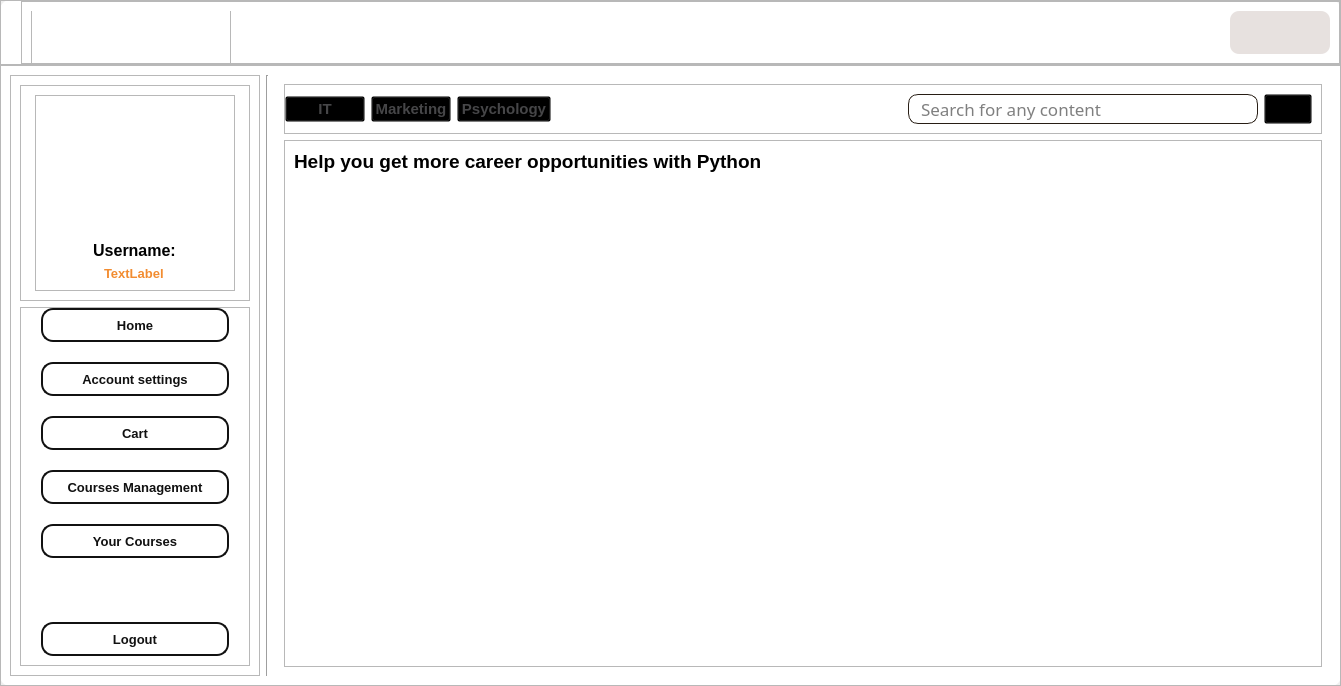
Qt form ui_files/Home_gui.ui (SharkTien/Tengee) before a commit.
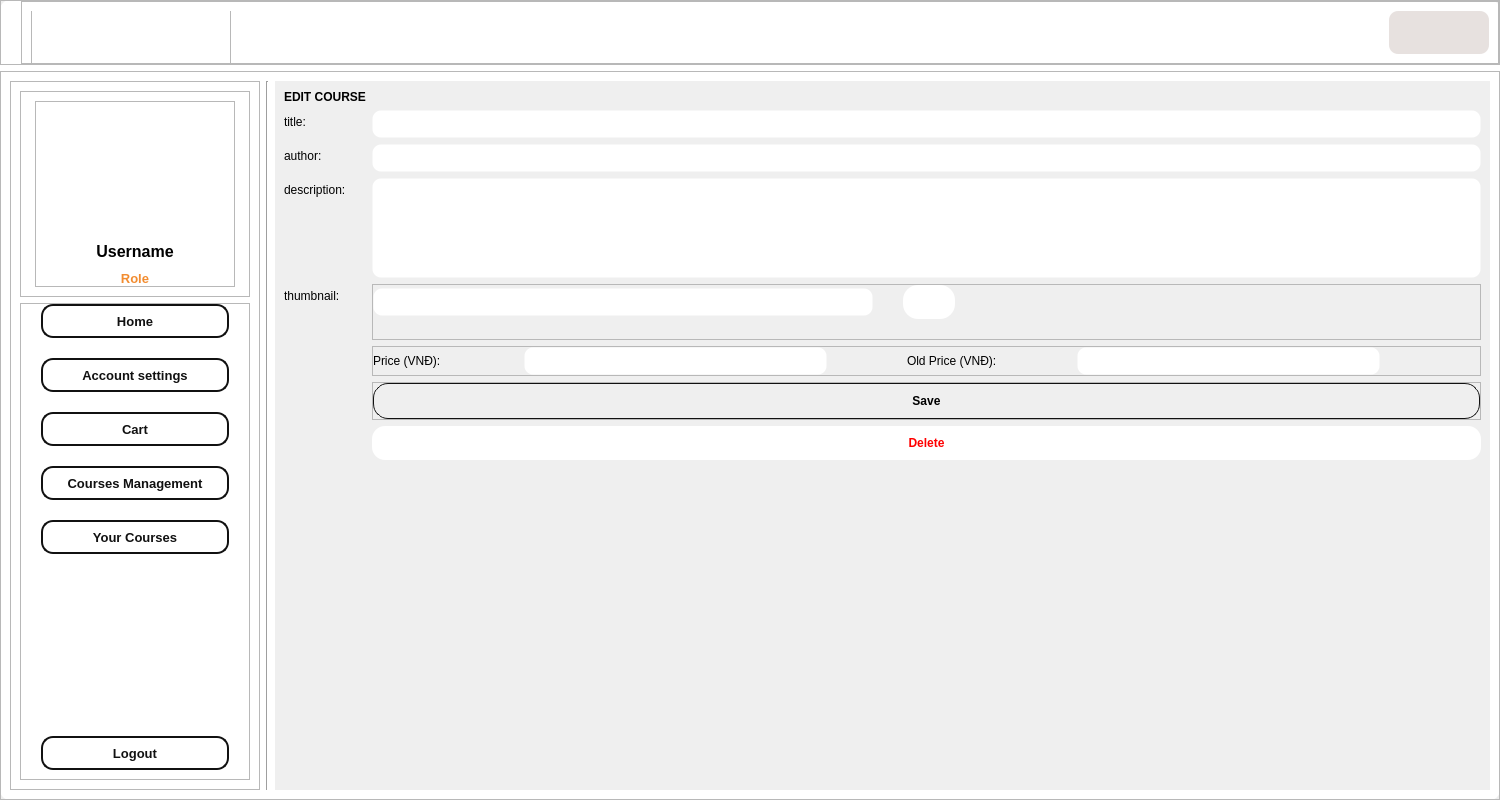
The same form after that commit. Icons and pictures are not drawn.

```diff
--- a/ui_files/Home_gui.ui
+++ b/ui_files/Home_gui.ui
@@ -6,10 +6,16 @@
    <rect>
     <x>0</x>
     <y>0</y>
-    <width>1341</width>
-    <height>686</height>
+    <width>1500</width>
+    <height>800</height>
    </rect>
   </property>
+  <property name="minimumSize">
+   <size>
+    <width>1500</width>
+    <height>800</height>
+   </size>
+  </property>
   <property name="windowTitle">
    <string>MainWindow</string>
   </property>
@@ -21,10 +27,7 @@
 	border-radius: 10px;
 }</string>
    </property>
-   <layout class="QVBoxLayout" name="verticalLayout">
-    <property name="spacing">
-     <number>0</number>
-    </property>
+   <layout class="QGridLayout" name="gridLayout_3">
     <property name="leftMargin">
      <number>0</number>
     </property>
@@ -37,7 +40,7 @@
     <property name="bottomMargin">
      <number>0</number>
     </property>
-    <item>
+    <item row="0" column="0">
      <widget class="QFrame" name="title_bar">
       <property name="maximumSize">
        <size>
@@ -180,6 +183,9 @@
                  <height>30</height>
                 </size>
                </property>
+               <property name="cursor">
+                <cursorShape>PointingHandCursor</cursorShape>
+               </property>
                <property name="styleSheet">
                 <string notr="true">QPushButton {
 	border-radius: 15px;
@@ -214,6 +220,9 @@
                  <height>30</height>
                 </size>
                </property>
+               <property name="cursor">
+                <cursorShape>PointingHandCursor</cursorShape>
+               </property>
                <property name="styleSheet">
                 <string notr="true">QPushButton {
 	background: transparent;
@@ -246,6 +255,9 @@
                  <height>30</height>
                 </size>
                </property>
+               <property name="cursor">
+                <cursorShape>PointingHandCursor</cursorShape>
+               </property>
                <property name="styleSheet">
                 <string notr="true">#btn_minimize {
 	border-radius: 15px;
@@ -272,7 +284,7 @@
       </layout>
      </widget>
     </item>
-    <item>
+    <item row="1" column="0">
      <widget class="QFrame" name="mainlayout">
       <property name="minimumSize">
        <size>
@@ -353,6 +365,24 @@
                 <enum>QFrame::Raised</enum>
                </property>
                <layout class="QGridLayout" name="gridLayout_2">
+                <property name="leftMargin">
+                 <number>0</number>
+                </property>
+                <property name="topMargin">
+                 <number>0</number>
+                </property>
+                <property name="rightMargin">
+                 <number>0</number>
+                </property>
+                <property name="bottomMargin">
+                 <number>0</number>
+                </property>
+                <property name="horizontalSpacing">
+                 <number>0</number>
+                </property>
+                <property name="verticalSpacing">
+                 <number>10</number>
+                </property>
                 <item row="3" column="0">
                  <widget class="QLabel" name="rolelabel">
                   <property name="styleSheet">
@@ -366,7 +396,10 @@
 }</string>
                   </property>
                   <property name="text">
-                   <string>TextLabel</string>
+                   <string>Role</string>
+                  </property>
+                  <property name="alignment">
+                   <set>Qt::AlignCenter</set>
                   </property>
                  </widget>
                 </item>
@@ -378,7 +411,10 @@
 }</string>
                   </property>
                   <property name="text">
-                   <string>&lt;html&gt;&lt;head/&gt;&lt;body&gt;&lt;p align=&quot;center&quot;&gt;&lt;span style=&quot; font-size:12pt; font-weight:600;&quot;&gt;Username:&lt;/span&gt;&lt;/p&gt;&lt;/body&gt;&lt;/html&gt;</string>
+                   <string>&lt;html&gt;&lt;head/&gt;&lt;body&gt;&lt;p align=&quot;center&quot;&gt;&lt;span style=&quot; font-size:12pt; font-weight:600;&quot;&gt;Username&lt;/span&gt;&lt;/p&gt;&lt;/body&gt;&lt;/html&gt;</string>
+                  </property>
+                  <property name="alignment">
+                   <set>Qt::AlignCenter</set>
                   </property>
                  </widget>
                 </item>
@@ -401,7 +437,6 @@
                   </property>
                   <property name="styleSheet">
                    <string notr="true">#avatar {
-	overflow: hidden;
 	image: url(:/icons/user.png);
 }</string>
                   </property>
@@ -588,7 +623,7 @@
 }</string>
          </property>
          <property name="currentIndex">
-          <number>0</number>
+          <number>3</number>
          </property>
          <widget class="QWidget" name="home">
           <property name="styleSheet">
@@ -661,7 +696,7 @@
                </widget>
               </item>
               <item>
-               <widget class="QPushButton" name="webdevelopment">
+               <widget class="QPushButton" name="psychology">
                 <property name="maximumSize">
                  <size>
                   <width>500</width>
@@ -759,6 +794,9 @@
                   <normalon>:/icons/search-interface-symbol.png</normalon>
                  </iconset>
                 </property>
+                <property name="shortcut">
+                 <string>Return</string>
+                </property>
                </widget>
               </item>
              </layout>
@@ -848,8 +886,8 @@
                   <rect>
                    <x>0</x>
                    <y>0</y>
-                   <width>1018</width>
-                   <height>478</height>
+                   <width>491</width>
+                   <height>207</height>
                   </rect>
                  </property>
                  <property name="styleSheet">
@@ -863,6 +901,32 @@
 	margin-bottom: 20px;
 }</string>
                  </property>
+                 <layout class="QVBoxLayout" name="verticalLayout_5">
+                  <item>
+                   <widget class="QLabel" name="noanswer">
+                    <property name="minimumSize">
+                     <size>
+                      <width>0</width>
+                      <height>0</height>
+                     </size>
+                    </property>
+                    <property name="font">
+                     <font>
+                      <pointsize>13</pointsize>
+                     </font>
+                    </property>
+                    <property name="text">
+                     <string>Sorry, we couldn't find any results for wdqwd
+
+Try adjusting your search. Here are some ideas:
+
+ •   Make sure all words are spelled correctly
+ •   Try different search terms
+ •   Try more general search terms</string>
+                    </property>
+                   </widget>
+                  </item>
+                 </layout>
                 </widget>
                </widget>
               </item>
@@ -886,8 +950,8 @@
                <rect>
                 <x>0</x>
                 <y>0</y>
-                <width>1038</width>
-                <height>583</height>
+                <width>452</width>
+                <height>560</height>
                </rect>
               </property>
               <property name="styleSheet">
@@ -1046,7 +1110,7 @@
                <item row="9" column="0">
                 <widget class="QLabel" name="creditCardLabel">
                  <property name="text">
-                  <string>Credit card: </string>
+                  <string>Card number: </string>
                  </property>
                 </widget>
                </item>
@@ -1090,6 +1154,9 @@
                    <height>16777215</height>
                   </size>
                  </property>
+                 <property name="cursor">
+                  <cursorShape>PointingHandCursor</cursorShape>
+                 </property>
                  <property name="layoutDirection">
                   <enum>Qt::LeftToRight</enum>
                  </property>
@@ -1107,6 +1174,687 @@
            </item>
           </layout>
          </widget>
+         <widget class="QWidget" name="Teacherpage">
+          <property name="styleSheet">
+           <string notr="true">#Teacherpage {
+	background: transparent;
+}</string>
+          </property>
+          <layout class="QVBoxLayout" name="verticalLayout_8">
+           <property name="leftMargin">
+            <number>0</number>
+           </property>
+           <property name="topMargin">
+            <number>0</number>
+           </property>
+           <property name="rightMargin">
+            <number>0</number>
+           </property>
+           <property name="bottomMargin">
+            <number>0</number>
+           </property>
+           <item>
+            <widget class="QFrame" name="control_btn">
+             <property name="minimumSize">
+              <size>
+               <width>0</width>
+               <height>80</height>
+              </size>
+             </property>
+             <property name="styleSheet">
+              <string notr="true">QPushButton {
+height: 30px;
+border: 2px solid #111;
+border-radius: 12px;
+color: #111;
+font: bold;
+font-size: 13px;
+}
+
+QPushButton:hover {
+	background: #c09054;
+	color: #fff;
+	border: transparent;
+}
+</string>
+             </property>
+             <property name="frameShape">
+              <enum>QFrame::StyledPanel</enum>
+             </property>
+             <property name="frameShadow">
+              <enum>QFrame::Raised</enum>
+             </property>
+             <layout class="QHBoxLayout" name="horizontalLayout_6">
+              <property name="leftMargin">
+               <number>0</number>
+              </property>
+              <property name="topMargin">
+               <number>0</number>
+              </property>
+              <property name="rightMargin">
+               <number>20</number>
+              </property>
+              <property name="bottomMargin">
+               <number>0</number>
+              </property>
+              <item>
+               <widget class="QLabel" name="titl_create_course">
+                <property name="font">
+                 <font>
+                  <pointsize>13</pointsize>
+                  <weight>75</weight>
+                  <bold>true</bold>
+                 </font>
+                </property>
+                <property name="text">
+                 <string>MANAGE YOUR COURSES HERE</string>
+                </property>
+               </widget>
+              </item>
+              <item>
+               <spacer name="horizontalSpacer_4">
+                <property name="orientation">
+                 <enum>Qt::Horizontal</enum>
+                </property>
+                <property name="sizeHint" stdset="0">
+                 <size>
+                  <width>573</width>
+                  <height>20</height>
+                 </size>
+                </property>
+               </spacer>
+              </item>
+              <item>
+               <widget class="QPushButton" name="create_course_btn">
+                <property name="minimumSize">
+                 <size>
+                  <width>100</width>
+                  <height>0</height>
+                 </size>
+                </property>
+                <property name="text">
+                 <string>Add more</string>
+                </property>
+               </widget>
+              </item>
+             </layout>
+            </widget>
+           </item>
+           <item>
+            <widget class="QScrollArea" name="tc_scroll">
+             <property name="styleSheet">
+              <string notr="true">QScrollArea {
+	border-radius: 10px;
+	background-color: transparent;
+	outline: 0;
+} 
+QScrollArea::item { 
+	margin: 20px;
+	background-color: transparent;
+	border: 0px solid black;
+}
+
+QScrollBar{
+	background : rgb(255, 255, 255);	
+}
+
+QScrollBar::handle{
+	background : rgb(158, 158, 158);
+	border-radius: 5px;
+	margin: 3px 3px 3px 3px;
+}
+
+QScrollBar::handle::pressed{
+	background : rgb(85, 85, 85);
+}
+
+QScrollBar::add-line {
+	height: 0px;
+}
+
+QScrollBar::sub-line {
+	height: 0px;
+}
+
+QScrollBar::add-page, QScrollBar::sub-page {
+	height: 0px;
+}</string>
+             </property>
+             <property name="widgetResizable">
+              <bool>true</bool>
+             </property>
+             <widget class="QWidget" name="tc_content">
+              <property name="geometry">
+               <rect>
+                <x>0</x>
+                <y>0</y>
+                <width>463</width>
+                <height>172</height>
+               </rect>
+              </property>
+              <property name="styleSheet">
+               <string notr="true">#homecontents {
+	background: transparent;
+	border: none;
+}
+
+#homecontents::item{
+	margin-top: 20px;
+	margin-bottom: 20px;
+}</string>
+              </property>
+              <layout class="QVBoxLayout" name="verticalLayout_9">
+               <property name="spacing">
+                <number>10</number>
+               </property>
+               <property name="topMargin">
+                <number>20</number>
+               </property>
+               <item>
+                <widget class="QLabel" name="no_created_found">
+                 <property name="minimumSize">
+                  <size>
+                   <width>0</width>
+                   <height>0</height>
+                  </size>
+                 </property>
+                 <property name="maximumSize">
+                  <size>
+                   <width>16777215</width>
+                   <height>100</height>
+                  </size>
+                 </property>
+                 <property name="font">
+                  <font>
+                   <pointsize>16</pointsize>
+                   <weight>50</weight>
+                   <italic>false</italic>
+                   <bold>false</bold>
+                  </font>
+                 </property>
+                 <property name="styleSheet">
+                  <string notr="true"/>
+                 </property>
+                 <property name="text">
+                  <string>You have not created any courses yet
+Create one right now?
+</string>
+                 </property>
+                 <property name="alignment">
+                  <set>Qt::AlignCenter</set>
+                 </property>
+                </widget>
+               </item>
+               <item alignment="Qt::AlignHCenter">
+                <widget class="QPushButton" name="create_course">
+                 <property name="minimumSize">
+                  <size>
+                   <width>150</width>
+                   <height>0</height>
+                  </size>
+                 </property>
+                 <property name="maximumSize">
+                  <size>
+                   <width>200</width>
+                   <height>16777215</height>
+                  </size>
+                 </property>
+                 <property name="font">
+                  <font>
+                   <pointsize>10</pointsize>
+                   <weight>75</weight>
+                   <italic>false</italic>
+                   <bold>true</bold>
+                   <kerning>false</kerning>
+                  </font>
+                 </property>
+                 <property name="cursor">
+                  <cursorShape>PointingHandCursor</cursorShape>
+                 </property>
+                 <property name="styleSheet">
+                  <string notr="true">QPushButton {
+height: 30px;
+border: 2px solid #111;
+border-radius: 12px;
+color: #111;
+}
+
+QPushButton:hover {
+	background: #c09054;
+	color: #fff;
+	border: transparent;
+}
+</string>
+                 </property>
+                 <property name="text">
+                  <string>Add a course</string>
+                 </property>
+                </widget>
+               </item>
+              </layout>
+             </widget>
+            </widget>
+           </item>
+          </layout>
+         </widget>
+         <widget class="QWidget" name="editpage">
+          <layout class="QVBoxLayout" name="verticalLayout_10">
+           <property name="spacing">
+            <number>0</number>
+           </property>
+           <property name="leftMargin">
+            <number>0</number>
+           </property>
+           <property name="topMargin">
+            <number>0</number>
+           </property>
+           <property name="rightMargin">
+            <number>0</number>
+           </property>
+           <property name="bottomMargin">
+            <number>0</number>
+           </property>
+           <item>
+            <widget class="QScrollArea" name="edit_scroll">
+             <property name="styleSheet">
+              <string notr="true">QScrollArea {
+	border-radius: 10px;
+	background-color: rgba(255, 255, 255, 50);
+	outline: 0;
+} 
+QScrollArea::item { 
+	margin: 20px;
+	border: 0px solid black;
+}
+
+QScrollBar{
+	background : rgb(255, 255, 255);	
+}
+
+QScrollBar::handle{
+	background : rgb(158, 158, 158);
+	border-radius: 5px;
+	margin: 3px 3px 3px 3px;
+}
+
+QScrollBar::handle::pressed{
+	background : rgb(85, 85, 85);
+}
+
+QScrollBar::add-line {
+	height: 0px;
+}
+
+QScrollBar::sub-line {
+	height: 0px;
+}
+
+QScrollBar::add-page, QScrollBar::sub-page {
+	height: 0px;
+}</string>
+             </property>
+             <property name="widgetResizable">
+              <bool>true</bool>
+             </property>
+             <widget class="QWidget" name="edit_content">
+              <property name="geometry">
+               <rect>
+                <x>0</x>
+                <y>0</y>
+                <width>1215</width>
+                <height>709</height>
+               </rect>
+              </property>
+              <property name="styleSheet">
+               <string notr="true">QLineEdit {
+	padding: 5px;
+	border: 1px solid transparent;
+	border-radius: 9px;
+}
+
+QPushButton {
+	font: bold;
+	border: 1px solid #111;
+	border-radius: 15px;
+	padding: 10px;
+}
+
+QPushButton:hover {
+	color: #fff;
+	background: #c09054;
+	border: transparent;
+}</string>
+              </property>
+              <layout class="QFormLayout" name="formLayout_3">
+               <item row="0" column="0">
+                <widget class="QLabel" name="edit_title_main">
+                 <property name="maximumSize">
+                  <size>
+                   <width>16777215</width>
+                   <height>30</height>
+                  </size>
+                 </property>
+                 <property name="font">
+                  <font>
+                   <weight>75</weight>
+                   <bold>true</bold>
+                  </font>
+                 </property>
+                 <property name="styleSheet">
+                  <string notr="true">#label {
+	font-size: 24px;
+	font: bold;
+}</string>
+                 </property>
+                 <property name="text">
+                  <string>EDIT COURSE</string>
+                 </property>
+                </widget>
+               </item>
+               <item row="1" column="0">
+                <widget class="QLabel" name="title_label">
+                 <property name="text">
+                  <string>title: </string>
+                 </property>
+                </widget>
+               </item>
+               <item row="1" column="1">
+                <widget class="QLineEdit" name="title_entry">
+                 <property name="enabled">
+                  <bool>true</bool>
+                 </property>
+                 <property name="styleSheet">
+                  <string notr="true"/>
+                 </property>
+                 <property name="text">
+                  <string notr="true"/>
+                 </property>
+                </widget>
+               </item>
+               <item row="2" column="0">
+                <widget class="QLabel" name="author_label">
+                 <property name="text">
+                  <string>author: </string>
+                 </property>
+                </widget>
+               </item>
+               <item row="2" column="1">
+                <widget class="QLineEdit" name="author_entry">
+                 <property name="enabled">
+                  <bool>true</bool>
+                 </property>
+                 <property name="styleSheet">
+                  <string notr="true"/>
+                 </property>
+                 <property name="text">
+                  <string notr="true"/>
+                 </property>
+                </widget>
+               </item>
+               <item row="3" column="0">
+                <widget class="QLabel" name="description_label">
+                 <property name="text">
+                  <string>description: </string>
+                 </property>
+                </widget>
+               </item>
+               <item row="3" column="1">
+                <widget class="QLineEdit" name="description_entry">
+                 <property name="minimumSize">
+                  <size>
+                   <width>0</width>
+                   <height>100</height>
+                  </size>
+                 </property>
+                 <property name="echoMode">
+                  <enum>QLineEdit::Normal</enum>
+                 </property>
+                </widget>
+               </item>
+               <item row="4" column="0">
+                <widget class="QLabel" name="thumbnail_label">
+                 <property name="text">
+                  <string>thumbnail:</string>
+                 </property>
+                </widget>
+               </item>
+               <item row="4" column="1">
+                <widget class="QFrame" name="frame_2">
+                 <property name="frameShape">
+                  <enum>QFrame::StyledPanel</enum>
+                 </property>
+                 <property name="frameShadow">
+                  <enum>QFrame::Raised</enum>
+                 </property>
+                 <layout class="QHBoxLayout" name="horizontalLayout_8">
+                  <property name="spacing">
+                   <number>30</number>
+                  </property>
+                  <property name="leftMargin">
+                   <number>0</number>
+                  </property>
+                  <property name="topMargin">
+                   <number>0</number>
+                  </property>
+                  <property name="rightMargin">
+                   <number>0</number>
+                  </property>
+                  <property name="bottomMargin">
+                   <number>20</number>
+                  </property>
+                  <item>
+                   <widget class="QLineEdit" name="thumbnail_entry">
+                    <property name="maximumSize">
+                     <size>
+                      <width>500</width>
+                      <height>16777215</height>
+                     </size>
+                    </property>
+                   </widget>
+                  </item>
+                  <item>
+                   <widget class="QPushButton" name="url_thumbnail_btn">
+                    <property name="maximumSize">
+                     <size>
+                      <width>250</width>
+                      <height>16777215</height>
+                     </size>
+                    </property>
+                    <property name="cursor">
+                     <cursorShape>PointingHandCursor</cursorShape>
+                    </property>
+                    <property name="statusTip">
+                     <string>0</string>
+                    </property>
+                    <property name="layoutDirection">
+                     <enum>Qt::LeftToRight</enum>
+                    </property>
+                    <property name="styleSheet">
+                     <string notr="true">#url_thumbnail_btn {
+	image: url(:/icons/folder_open.png);
+	background: #fff;
+	border: none;
+}
+</string>
+                    </property>
+                    <property name="text">
+                     <string/>
+                    </property>
+                   </widget>
+                  </item>
+                  <item>
+                   <spacer name="horizontalSpacer_5">
+                    <property name="orientation">
+                     <enum>Qt::Horizontal</enum>
+                    </property>
+                    <property name="sizeHint" stdset="0">
+                     <size>
+                      <width>40</width>
+                      <height>20</height>
+                     </size>
+                    </property>
+                   </spacer>
+                  </item>
+                 </layout>
+                </widget>
+               </item>
+               <item row="5" column="1">
+                <widget class="QFrame" name="price_frame">
+                 <property name="maximumSize">
+                  <size>
+                   <width>16777215</width>
+                   <height>80</height>
+                  </size>
+                 </property>
+                 <property name="frameShape">
+                  <enum>QFrame::StyledPanel</enum>
+                 </property>
+                 <property name="frameShadow">
+                  <enum>QFrame::Raised</enum>
+                 </property>
+                 <layout class="QHBoxLayout" name="horizontalLayout_7">
+                  <property name="spacing">
+                   <number>80</number>
+                  </property>
+                  <property name="leftMargin">
+                   <number>0</number>
+                  </property>
+                  <property name="topMargin">
+                   <number>0</number>
+                  </property>
+                  <property name="rightMargin">
+                   <number>100</number>
+                  </property>
+                  <property name="bottomMargin">
+                   <number>0</number>
+                  </property>
+                  <item>
+                   <widget class="QLabel" name="price_label">
+                    <property name="text">
+                     <string>Price (VNĐ): </string>
+                    </property>
+                   </widget>
+                  </item>
+                  <item>
+                   <widget class="QLineEdit" name="price"/>
+                  </item>
+                  <item>
+                   <widget class="QLabel" name="oldprice_label">
+                    <property name="text">
+                     <string>Old Price (VNĐ):</string>
+                    </property>
+                   </widget>
+                  </item>
+                  <item>
+                   <widget class="QLineEdit" name="oldprice">
+                    <property name="clearButtonEnabled">
+                     <bool>true</bool>
+                    </property>
+                   </widget>
+                  </item>
+                 </layout>
+                </widget>
+               </item>
+               <item row="6" column="1">
+                <widget class="QFrame" name="frame">
+                 <property name="maximumSize">
+                  <size>
+                   <width>16777215</width>
+                   <height>80</height>
+                  </size>
+                 </property>
+                 <property name="frameShape">
+                  <enum>QFrame::StyledPanel</enum>
+                 </property>
+                 <property name="frameShadow">
+                  <enum>QFrame::Raised</enum>
+                 </property>
+                 <layout class="QHBoxLayout" name="horizontalLayout_9">
+                  <property name="spacing">
+                   <number>0</number>
+                  </property>
+                  <property name="leftMargin">
+                   <number>0</number>
+                  </property>
+                  <property name="topMargin">
+                   <number>0</number>
+                  </property>
+                  <property name="rightMargin">
+                   <number>0</number>
+                  </property>
+                  <property name="bottomMargin">
+                   <number>0</number>
+                  </property>
+                  <item>
+                   <widget class="QPushButton" name="save_btn">
+                    <property name="maximumSize">
+                     <size>
+                      <width>16777215</width>
+                      <height>16777215</height>
+                     </size>
+                    </property>
+                    <property name="cursor">
+                     <cursorShape>PointingHandCursor</cursorShape>
+                    </property>
+                    <property name="statusTip">
+                     <string>0</string>
+                    </property>
+                    <property name="layoutDirection">
+                     <enum>Qt::LeftToRight</enum>
+                    </property>
+                    <property name="text">
+                     <string>Save</string>
+                    </property>
+                    <property name="autoDefault">
+                     <bool>false</bool>
+                    </property>
+                   </widget>
+                  </item>
+                 </layout>
+                </widget>
+               </item>
+               <item row="8" column="1">
+                <spacer name="verticalSpacer_2">
+                 <property name="orientation">
+                  <enum>Qt::Vertical</enum>
+                 </property>
+                 <property name="sizeHint" stdset="0">
+                  <size>
+                   <width>20</width>
+                   <height>40</height>
+                  </size>
+                 </property>
+                </spacer>
+               </item>
+               <item row="7" column="1">
+                <widget class="QPushButton" name="delete_btn">
+                 <property name="cursor">
+                  <cursorShape>PointingHandCursor</cursorShape>
+                 </property>
+                 <property name="styleSheet">
+                  <string notr="true">#delete_btn {
+	background: rgb(255,255,255);
+	color: rgb(255,0 ,0);
+	border: none;
+	border-radius: 13px;
+}
+
+#delete_btn:hover {
+	background:  #c09054;
+	color: rgb(255,255,255)
+}</string>
+                 </property>
+                 <property name="text">
+                  <string>Delete</string>
+                 </property>
+                </widget>
+               </item>
+              </layout>
+             </widget>
+            </widget>
+           </item>
+          </layout>
+         </widget>
         </widget>
        </item>
       </layout>
```
